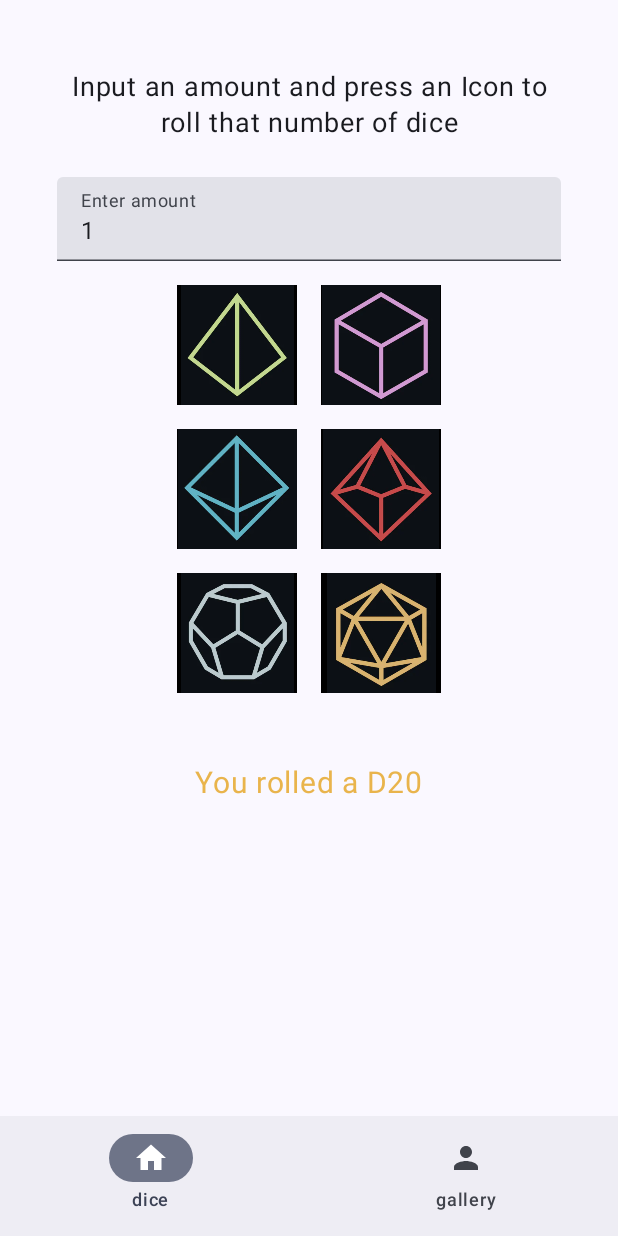
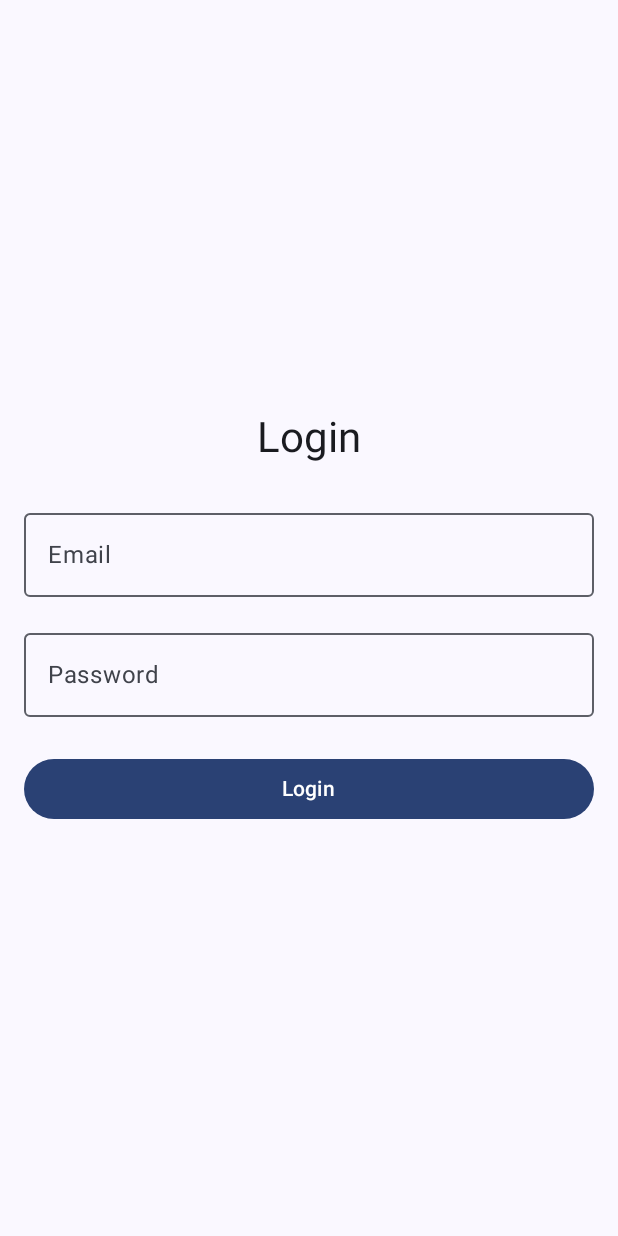
Before and after one commit to Arrtish27/The-Vault-Android, an Android app built with Jetpack Compose: the screen it shows after launch (MainActivity before the commit, LoginActivity after it), on a phone screen of 412 x 824 dp. Run offline under Robolectric (Android 15) with nearby library versions, the phone set to English and light mode, and no system bars; our stand-ins replace Room's generated code.

Commit message:
Implemented basic user authentication/login page. Existing users can login, and new users create new accounts on login page. To be refined further.
Implementation works with User data class, UserDao and UserDatabase

```diff
--- a/app/build.gradle.kts
+++ b/app/build.gradle.kts
@@ -2,7 +2,7 @@ plugins {
     alias(libs.plugins.android.application)
     alias(libs.plugins.kotlin.android)
     alias(libs.plugins.kotlin.compose)
-    id("com.google.devtools.ksp") version "1.9.21-1.0.15"
+    id("com.google.devtools.ksp") version "2.0.21-1.0.27"
 }
 
 android {
--- a/app/src/main/java/com/arrtish/godemperor/the_vault_android/MainActivity.kt
+++ b/app/src/main/java/com/arrtish/godemperor/the_vault_android/MainActivity.kt
@@ -32,156 +32,17 @@ import androidx.navigation.NavHostController
 import androidx.navigation.compose.NavHost
 import androidx.navigation.compose.composable
 import androidx.navigation.compose.rememberNavController
+import com.arrtish.godemperor.the_vault_android.authentication.LoginActivity
 import com.arrtish.godemperor.the_vault_android.diceroller.DiceRoller
 import com.arrtish.godemperor.the_vault_android.diceroller.DiceRollerActivity
 import com.arrtish.godemperor.the_vault_android.ui.theme.TheVaultAndroidTheme
 
 class MainActivity : ComponentActivity() {
 
-
-
     override fun onCreate(savedInstanceState: Bundle?) {
         super.onCreate(savedInstanceState)
         enableEdgeToEdge()
-        setContent {
-            TheVaultAndroidTheme {
-                val navController: NavHostController = rememberNavController()
-                Scaffold(
-                    modifier = Modifier.fillMaxSize(),
-                    bottomBar = {
-                        MyBottomAppBar(navController)
-                    }
-                ) { innerPadding ->
-                    Column(
-                        modifier = Modifier.padding(innerPadding)
-                    ){
-                        MyNavHost(navController)
-                    }
-                }
-            }
-        }
+        val intent = Intent(this, LoginActivity::class.java)
+        startActivity(intent)
     }
 }
-
-// MyNavHost Composable function for navigation within the app
-@Composable
-fun MyNavHost(navController: NavHostController) {
-    // NavHost composable to define the navigation graph
-    val modifier = Modifier
-    NavHost(
-        // Use the provided NavHostController
-        navController = navController,
-        // Set the starting destination to "dice"
-        startDestination = "dice"
-    ) {
-        // Define the composable for the "dice" route
-        composable("dice") {
-            DiceRoller(modifier)
-        }
-        // Define the composable for the "gallery" route
-        composable("gallery") {
-            CharacterGalleryView(modifier)
-        }
-    }
-}
-
-// Composable function for creating the bottom navigation bar.
-@Composable
-fun MyBottomAppBar(navController: NavHostController) {
-    // State to track the currently selected item in the bottom navigation bar.
-    var selectedItem by remember { mutableStateOf(0) }
-
-    // List of navigation items: "home", "reports", "settings".
-    val items = listOf(
-        "dice",
-        "gallery",
-    )
-
-    // NavigationBar composable to define the bottom navigation bar.
-    NavigationBar {
-        // Iterate through each item in the 'items' list along with its index.
-        items.forEachIndexed { index, item ->
-            // NavigationBarItem for each item in the list.
-            NavigationBarItem(
-                // Define the icon based on the item's name.
-                icon = {
-                    when (item) {
-                        // If the item is "home", show the Home icon.
-                        "dice" -> Icon(Icons.Filled.Home, contentDescription = "Dice")
-                        // If the item is "reports", show the Email icon.
-                        "gallery" -> Icon(Icons.Filled.Person, contentDescription = "Gallery")
-                    }
-                },
-                // Display the item's name as the label.
-                label = { Text(item) },
-                // Determine if this item is currently selected.
-                selected = selectedItem == index,
-                // Actions to perform when this item is clicked.
-                onClick = {
-                    // Update the selectedItem state to the current index.
-                    selectedItem = index
-                    // Navigate to the corresponding screen based on the item's name.
-                    navController.navigate(item)
-                }
-            )
-        }
-    }
-}
-
-
-//@Composable
-//fun MainView(modifier: Modifier = Modifier) {
-//    val context = LocalContext.current
-//
-//    Column(
-//        modifier = modifier
-//            .fillMaxSize()
-//            .padding(16.dp),
-//        verticalArrangement = Arrangement.Center,
-//        horizontalAlignment = Alignment.CenterHorizontally
-//    ) {
-//        Button(
-//            onClick = {
-//                val intent = Intent(context, DiceRollerActivity::class.java)
-//                context.startActivity(intent)
-//            },
-//            modifier = Modifier
-//                .fillMaxWidth()
-//                .padding(vertical = 8.dp)
-//        ) {
-//            Text("Preset Rollers")
-//        }
-//
-//        Button(
-//            onClick = {
-//                val intent = Intent(context, DiceRollerActivity::class.java)
-//                context.startActivity(intent)
-//            },
-//            modifier = Modifier
-//                .fillMaxWidth()
-//                .padding(vertical = 8.dp)
-//        ) {
-//            Text("Go to Dice Roller")
-//        }
-//
-//        Button(
-//            onClick = {
-//                val intent = Intent(context, CharacterGalleryActivity::class.java)
-//                context.startActivity(intent)
-//            },
-//            modifier = Modifier
-//                .fillMaxWidth()
-//                .padding(vertical = 8.dp)
-//        ) {
-//            Text("Character Stat Layout")
-//        }
-//    }
-//}
-//
-//@Preview(showBackground = true)
-//@Composable
-//fun MainViewPreview() {
-//    TheVaultAndroidTheme {
-//        MainView()
-//    }
-//}
--- /dev/null
+++ b/app/src/main/java/com/arrtish/godemperor/the_vault_android/authentication/LoginActivity.kt
@@ -0,0 +1,113 @@
+package com.arrtish.godemperor.the_vault_android.authentication
+
+import android.content.Intent
+import android.os.Bundle
+import android.widget.Toast
+import androidx.activity.ComponentActivity
+import androidx.activity.compose.setContent
+import androidx.activity.enableEdgeToEdge
+import androidx.compose.foundation.layout.*
+import androidx.compose.material3.*
+import androidx.compose.runtime.*
+import androidx.compose.ui.Alignment
+import androidx.compose.ui.Modifier
+import androidx.compose.ui.platform.LocalContext
+import androidx.compose.ui.text.input.PasswordVisualTransformation
+import androidx.compose.ui.tooling.preview.Preview
+import androidx.compose.ui.unit.dp
+import androidx.core.content.ContextCompat.startActivity
+import androidx.lifecycle.viewmodel.compose.viewModel
+import com.arrtish.godemperor.the_vault_android.HomeActivity
+import com.arrtish.godemperor.the_vault_android.ui.theme.TheVaultAndroidTheme
+
+class LoginActivity : ComponentActivity() {
+    override fun onCreate(savedInstanceState: Bundle?) {
+        super.onCreate(savedInstanceState)
+        enableEdgeToEdge()
+        setContent {
+            TheVaultAndroidTheme {
+                Scaffold(modifier = Modifier.fillMaxSize()) { innerPadding ->
+                    LoginView(modifier = Modifier.padding(innerPadding))
+                }
+            }
+        }
+    }
+}
+
+@Composable
+fun LoginView(
+    modifier: Modifier = Modifier,
+    viewModel: LoginViewModel = viewModel(factory = LoginViewModelFactory(LocalContext.current))
+) {
+    var email by remember { mutableStateOf("") }
+    var password by remember { mutableStateOf("") }
+    val context = LocalContext.current
+    val loginResult by viewModel.loginResult.collectAsState()
+
+    LaunchedEffect(loginResult) {
+        loginResult?.let { (success, isNewUser) ->
+            if (success) {
+                if (isNewUser){
+                    val msg =  "New account created!"
+                    Toast.makeText(context, msg, Toast.LENGTH_SHORT).show()
+                } else {
+                    val msg =  "Welcome back!"
+                    Toast.makeText(context, msg, Toast.LENGTH_SHORT).show()
+                    val intent = Intent(context, HomeActivity::class.java)
+                    context.startActivity(intent)
+                }
+            } else {
+                Toast.makeText(context, "Login failed", Toast.LENGTH_SHORT).show()
+            }
+            viewModel.clearLoginResult()
+        }
+    }
+
+    Column(
+        modifier = modifier
+            .fillMaxSize()
+            .padding(16.dp),
+        verticalArrangement = Arrangement.Center,
+        horizontalAlignment = Alignment.CenterHorizontally
+    ) {
+        Text(text = "Login", style = MaterialTheme.typography.headlineMedium)
+
+        Spacer(modifier = Modifier.height(24.dp))
+
+        OutlinedTextField(
+            value = email,
+            onValueChange = { email = it },
+            label = { Text("Email") },
+            modifier = Modifier.fillMaxWidth()
+        )
+
+        Spacer(modifier = Modifier.height(16.dp))
+
+        OutlinedTextField(
+            value = password,
+            onValueChange = { password = it },
+            label = { Text("Password") },
+            visualTransformation = PasswordVisualTransformation(),
+            modifier = Modifier.fillMaxWidth()
+        )
+
+        Spacer(modifier = Modifier.height(24.dp))
+
+        Button(
+            onClick = {
+                viewModel.login(email.trim(), password)
+            },
+            modifier = Modifier.fillMaxWidth()
+        ) {
+            Text("Login")
+        }
+    }
+}
+
+@Preview(showBackground = true)
+@Composable
+fun LoginPreview() {
+    TheVaultAndroidTheme {
+        LoginView()
+    }
+}
--- /dev/null
+++ b/app/src/main/java/com/arrtish/godemperor/the_vault_android/authentication/LoginViewModel.kt
@@ -0,0 +1,37 @@
+package com.arrtish.godemperor.the_vault_android.authentication
+
+import android.app.Application
+import android.content.Context
+import androidx.lifecycle.*
+import kotlinx.coroutines.flow.MutableStateFlow
+import kotlinx.coroutines.flow.StateFlow
+import kotlinx.coroutines.launch
+
+class LoginViewModel(application: Application) : AndroidViewModel(application) {
+    private val userDao = UserDatabase.getDatabase(application).userDao()
+
+    private val _loginResult = MutableStateFlow<Pair<Boolean, Boolean>?>(null)
+    val loginResult: StateFlow<Pair<Boolean, Boolean>?> = _loginResult
+
+    fun login(email: String, password: String) {
+        viewModelScope.launch {
+            val user = userDao.getUser(email, password)
+            if (user != null) {
+                _loginResult.value = true to false
+            } else {
+                userDao.insert(User(userEmail = email, userPassword = password))
+                _loginResult.value = true to true
+            }
+        }
+    }
+
+    fun clearLoginResult() {
+        _loginResult.value = null
+    }
+}
+
+class LoginViewModelFactory(private val context: Context) : ViewModelProvider.Factory {
+    override fun <T : ViewModel> create(modelClass: Class<T>): T {
+        return LoginViewModel(context.applicationContext as Application) as T
+    }
+}
--- /dev/null
+++ b/app/src/main/java/com/arrtish/godemperor/the_vault_android/authentication/UserDao.kt
@@ -0,0 +1,26 @@
+package com.arrtish.godemperor.the_vault_android.authentication
+
+import androidx.room.Dao
+import androidx.room.Delete
+import androidx.room.Insert
+import androidx.room.OnConflictStrategy
+import androidx.room.Query
+import com.arrtish.godemperor.the_vault_android.Character
+
+@Dao
+interface UserDao {
+    @Insert(onConflict = OnConflictStrategy.REPLACE)
+    suspend fun insert(user: User)
+
+    @Query("SELECT * FROM users WHERE userEmail = :email AND userPassword = :password LIMIT 1")
+    suspend fun getUser(email: String, password: String): User?
+
+    @Query("SELECT * FROM users")
+    suspend fun getAllUsers(): List<User>
+
+    @Query("SELECT * FROM users WHERE userId = :id")
+    suspend fun getUserById(id: String): User?
+
+    @Delete
+    suspend fun delete(user: User)
+}
--- /dev/null
+++ b/app/src/main/java/com/arrtish/godemperor/the_vault_android/authentication/UserDatabase.kt
@@ -0,0 +1,29 @@
+package com.arrtish.godemperor.the_vault_android.authentication
+
+import android.content.Context
+import androidx.room.Database
+import androidx.room.Room
+import androidx.room.RoomDatabase
+
+@Database(entities = [User::class], version = 1)
+abstract class UserDatabase : RoomDatabase(){
+
+    abstract fun userDao(): UserDao
+
+    companion object {
+        @Volatile private var INSTANCE: UserDatabase? = null
+
+        fun getDatabase(context: Context): UserDatabase {
+            return UserDatabase.Companion.INSTANCE ?: synchronized(this) {
+                val instance = Room.databaseBuilder(
+                    context.applicationContext,
+                    UserDatabase::class.java,
+                    "user_database"
+                ).build()
+                UserDatabase.Companion.INSTANCE = instance
+                instance
+            }
+        }
+
+    }
+}
--- a/app/src/main/res/values/strings.xml
+++ b/app/src/main/res/values/strings.xml
@@ -4,4 +4,6 @@
     <string name="title_activity_dice_roller">DiceRollerActivity</string>
     <string name="title_activity_character_stats">CharacterStatsActivity</string>
     <string name="title_activity_character_gallery">CharacterGalleryActivity</string>
+    <string name="title_activity_login">LoginActivity</string>
+    <string name="title_activity_home">HomeActivity</string>
 </resources>
```
Also changed, not shown: app/src/main/AndroidManifest.xml (+10 -0 lines), app/src/main/java/com/arrtish/godemperor/the_vault_android/HomeActivity.kt (added, +107 -0 lines), app/src/main/java/com/arrtish/godemperor/the_vault_android/authentication/User.kt (added, +13 -0 lines).
